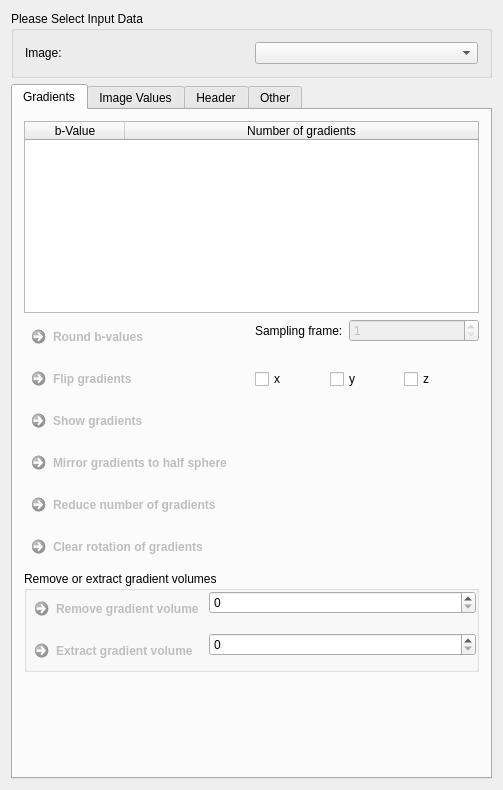
Above: Plugins/org.mitk.gui.qt.diffusionimaging.preprocessing/src/internal/QmitkPreprocessingViewControls.ui from MITK/MITK before the change. Below: the same form after it.
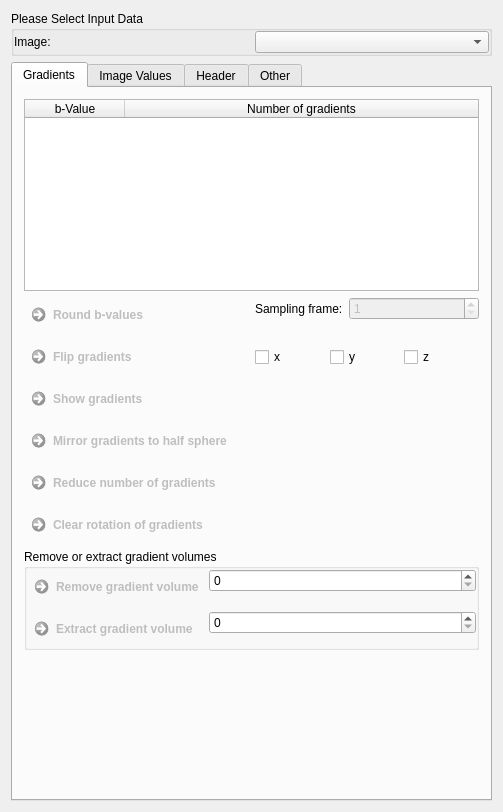
That is the form after the change. Custom widgets are drawn as their Qt base class.

Commit message: Refactor view layout

```diff
--- a/Plugins/org.mitk.gui.qt.diffusionimaging.preprocessing/src/internal/QmitkPreprocessingViewControls.ui
+++ b/Plugins/org.mitk.gui.qt.diffusionimaging.preprocessing/src/internal/QmitkPreprocessingViewControls.ui
@@ -7,7 +7,7 @@
     <x>0</x>
     <y>0</y>
     <width>503</width>
-    <height>747</height>
+    <height>812</height>
    </rect>
   </property>
   <property name="minimumSize">
@@ -32,6 +32,18 @@
       <string>Please Select Input Data</string>
      </property>
      <layout class="QGridLayout" name="gridLayout_2">
+      <property name="leftMargin">
+       <number>0</number>
+      </property>
+      <property name="topMargin">
+       <number>0</number>
+      </property>
+      <property name="rightMargin">
+       <number>0</number>
+      </property>
+      <property name="bottomMargin">
+       <number>0</number>
+      </property>
       <item row="0" column="0">
        <widget class="QLabel" name="label_5">
         <property name="toolTip">
@@ -1626,16 +1638,16 @@
  </widget>
  <layoutdefault spacing="6" margin="11"/>
  <customwidgets>
-  <customwidget>
-   <class>QmitkDataStorageComboBoxWithSelectNone</class>
-   <extends>QComboBox</extends>
-   <header location="global">QmitkDataStorageComboBoxWithSelectNone.h</header>
-  </customwidget>
   <customwidget>
    <class>QmitkDataStorageComboBox</class>
    <extends>QComboBox</extends>
    <header location="global">QmitkDataStorageComboBox.h</header>
   </customwidget>
+  <customwidget>
+   <class>QmitkDataStorageComboBoxWithSelectNone</class>
+   <extends>QComboBox</extends>
+   <header>QmitkDataStorageComboBoxWithSelectNone.h</header>
+  </customwidget>
  </customwidgets>
  <tabstops>
   <tabstop>m_SelctedImageComboBox</tabstop>
```
The commit also changes 12 other files.
